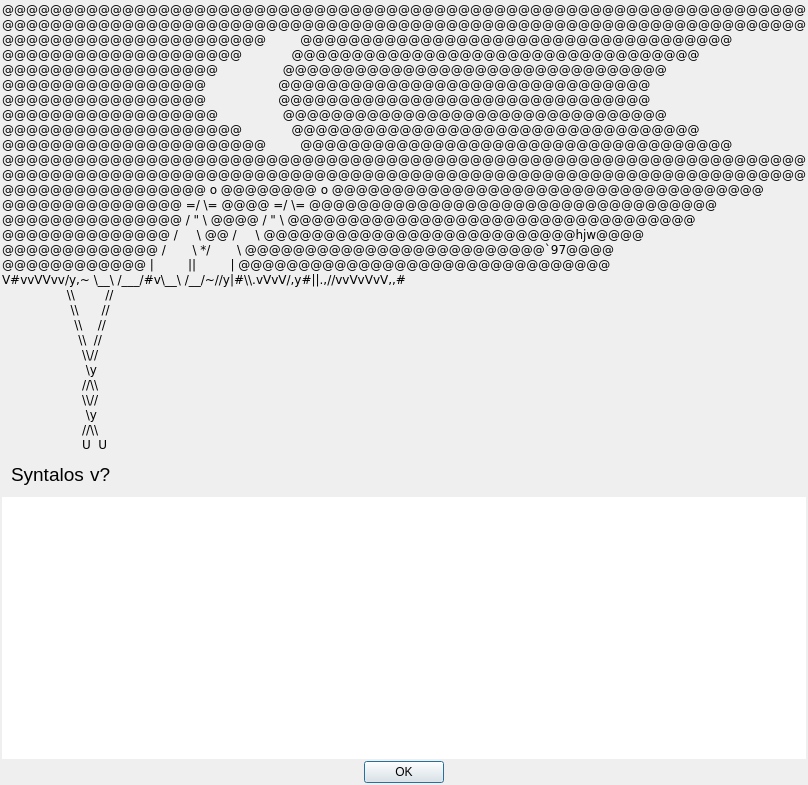
Above: src/aboutdialog.ui from syntalos/syntalos before the change. Below: the same form after it.
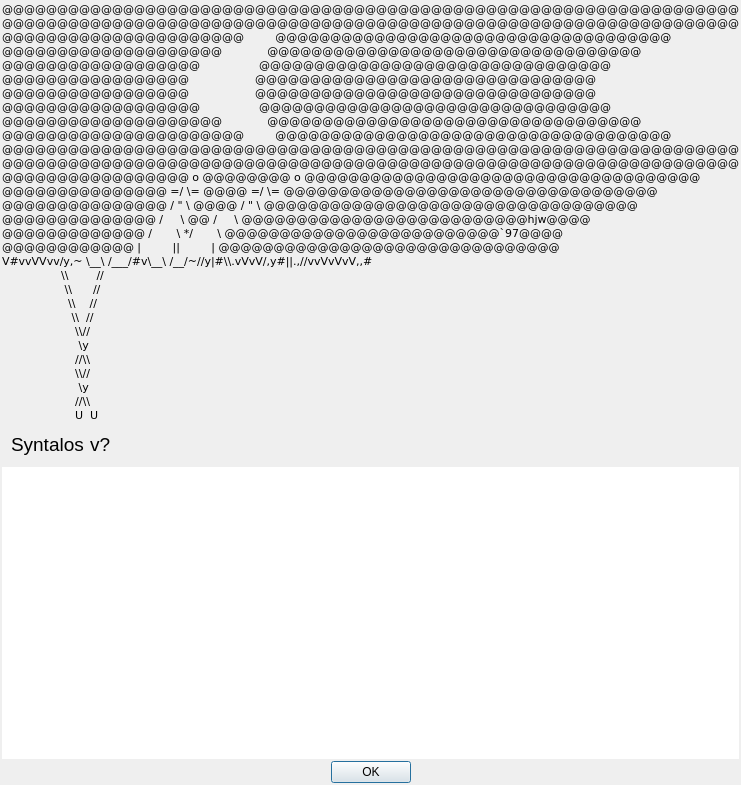
That is the form after the change.

Commit message: trivial: Mention group in credits

What changed in the file:
```diff
--- a/src/aboutdialog.ui
+++ b/src/aboutdialog.ui
@@ -74,6 +74,11 @@
           <verstretch>0</verstretch>
          </sizepolicy>
         </property>
+        <property name="font">
+         <font>
+          <pointsize>8</pointsize>
+         </font>
+        </property>
         <property name="text">
          <string>&lt;html&gt;&lt;head/&gt;&lt;body&gt;&lt;pre style=&quot; margin-top:12px; margin-bottom:0px; margin-left:0px; margin-right:0px; -qt-block-indent:0; text-indent:0px;&quot;&gt;&lt;span style=&quot; font-family:'Hack';&quot;&gt;@@@@@@@@@@@@@@@@@@@@@@@@@@@@@@@@@@@@@@@@@@@@@@@@@@@@@@@@@@@@@@@@@@@&lt;/span&gt;&lt;/pre&gt;&lt;pre style=&quot; margin-top:0px; margin-bottom:0px; margin-left:0px; margin-right:0px; -qt-block-indent:0; text-indent:0px;&quot;&gt;&lt;span style=&quot; font-family:'Hack';&quot;&gt;@@@@@@@@@@@@@@@@@@@@@@@@@@@@@@@@@@@@@@@@@@@@@@@@@@@@@@@@@@@@@@@@@@@&lt;/span&gt;&lt;/pre&gt;&lt;pre style=&quot; margin-top:0px; margin-bottom:0px; margin-left:0px; margin-right:0px; -qt-block-indent:0; text-indent:0px;&quot;&gt;&lt;span style=&quot; font-family:'Hack';&quot;&gt;@@@@@@@@@@@@@@@@@@@@@@         @@@@@@@@@@@@@@@@@@@@@@@@@@@@@@@@@@@@&lt;/span&gt;&lt;/pre&gt;&lt;pre style=&quot; margin-top:0px; margin-bottom:0px; margin-left:0px; margin-right:0px; -qt-block-indent:0; text-indent:0px;&quot;&gt;&lt;span style=&quot; font-family:'Hack';&quot;&gt;@@@@@@@@@@@@@@@@@@@@             @@@@@@@@@@@@@@@@@@@@@@@@@@@@@@@@@@&lt;/span&gt;&lt;/pre&gt;&lt;pre style=&quot; margin-top:0px; margin-bottom:0px; margin-left:0px; margin-right:0px; -qt-block-indent:0; text-indent:0px;&quot;&gt;&lt;span style=&quot; font-family:'Hack';&quot;&gt;@@@@@@@@@@@@@@@@@@                 @@@@@@@@@@@@@@@@@@@@@@@@@@@@@@@@&lt;/span&gt;&lt;/pre&gt;&lt;pre style=&quot; margin-top:0px; margin-bottom:0px; margin-left:0px; margin-right:0px; -qt-block-indent:0; text-indent:0px;&quot;&gt;&lt;span style=&quot; font-family:'Hack';&quot;&gt;@@@@@@@@@@@@@@@@@                   @@@@@@@@@@@@@@@@@@@@@@@@@@@@@@@&lt;/span&gt;&lt;/pre&gt;&lt;pre style=&quot; margin-top:0px; margin-bottom:0px; margin-left:0px; margin-right:0px; -qt-block-indent:0; text-indent:0px;&quot;&gt;&lt;span style=&quot; font-family:'Hack';&quot;&gt;@@@@@@@@@@@@@@@@@                   @@@@@@@@@@@@@@@@@@@@@@@@@@@@@@@&lt;/span&gt;&lt;/pre&gt;&lt;pre style=&quot; margin-top:0px; margin-bottom:0px; margin-left:0px; margin-right:0px; -qt-block-indent:0; text-indent:0px;&quot;&gt;&lt;span style=&quot; font-family:'Hack';&quot;&gt;@@@@@@@@@@@@@@@@@@                 @@@@@@@@@@@@@@@@@@@@@@@@@@@@@@@@&lt;/span&gt;&lt;/pre&gt;&lt;pre style=&quot; margin-top:0px; margin-bottom:0px; margin-left:0px; margin-right:0px; -qt-block-indent:0; text-indent:0px;&quot;&gt;&lt;span style=&quot; font-family:'Hack';&quot;&gt;@@@@@@@@@@@@@@@@@@@@             @@@@@@@@@@@@@@@@@@@@@@@@@@@@@@@@@@&lt;/span&gt;&lt;/pre&gt;&lt;pre style=&quot; margin-top:0px; margin-bottom:0px; margin-left:0px; margin-right:0px; -qt-block-indent:0; text-indent:0px;&quot;&gt;&lt;span style=&quot; font-family:'Hack';&quot;&gt;@@@@@@@@@@@@@@@@@@@@@@         @@@@@@@@@@@@@@@@@@@@@@@@@@@@@@@@@@@@&lt;/span&gt;&lt;/pre&gt;&lt;pre style=&quot; margin-top:0px; margin-bottom:0px; margin-left:0px; margin-right:0px; -qt-block-indent:0; text-indent:0px;&quot;&gt;&lt;span style=&quot; font-family:'Hack';&quot;&gt;@@@@@@@@@@@@@@@@@@@@@@@@@@@@@@@@@@@@@@@@@@@@@@@@@@@@@@@@@@@@@@@@@@@&lt;/span&gt;&lt;/pre&gt;&lt;pre style=&quot; margin-top:0px; margin-bottom:0px; margin-left:0px; margin-right:0px; -qt-block-indent:0; text-indent:0px;&quot;&gt;&lt;span style=&quot; font-family:'Hack';&quot;&gt;@@@@@@@@@@@@@@@@@@@@@@@@@@@@@@@@@@@@@@@@@@@@@@@@@@@@@@@@@@@@@@@@@@@&lt;/span&gt;&lt;/pre&gt;&lt;pre style=&quot; margin-top:0px; margin-bottom:0px; margin-left:0px; margin-right:0px; -qt-block-indent:0; text-indent:0px;&quot;&gt;&lt;span style=&quot; font-family:'Hack';&quot;&gt;@@@@@@@@@@@@@@@@@ o @@@@@@@@ o @@@@@@@@@@@@@@@@@@@@@@@@@@@@@@@@@@@@&lt;/span&gt;&lt;/pre&gt;&lt;pre style=&quot; margin-top:0px; margin-bottom:0px; margin-left:0px; margin-right:0px; -qt-block-indent:0; text-indent:0px;&quot;&gt;&lt;span style=&quot; font-family:'Hack';&quot;&gt;@@@@@@@@@@@@@@@ =/ \= @@@@ =/ \= @@@@@@@@@@@@@@@@@@@@@@@@@@@@@@@@@@&lt;/span&gt;&lt;/pre&gt;&lt;pre style=&quot; margin-top:0px; margin-bottom:0px; margin-left:0px; margin-right:0px; -qt-block-indent:0; text-indent:0px;&quot;&gt;&lt;span style=&quot; font-family:'Hack';&quot;&gt;@@@@@@@@@@@@@@@ / &amp;quot; \ @@@@ / &amp;quot; \ @@@@@@@@@@@@@@@@@@@@@@@@@@@@@@@@@@&lt;/span&gt;&lt;/pre&gt;&lt;pre style=&quot; margin-top:0px; margin-bottom:0px; margin-left:0px; margin-right:0px; -qt-block-indent:0; text-indent:0px;&quot;&gt;&lt;span style=&quot; font-family:'Hack';&quot;&gt;@@@@@@@@@@@@@@ /     \ @@ /     \ @@@@@@@@@@@@@@@@@@@@@@@@@@hjw@@@@&lt;/span&gt;&lt;/pre&gt;&lt;pre style=&quot; margin-top:0px; margin-bottom:0px; margin-left:0px; margin-right:0px; -qt-block-indent:0; text-indent:0px;&quot;&gt;&lt;span style=&quot; font-family:'Hack';&quot;&gt;@@@@@@@@@@@@@ /       \ */       \ @@@@@@@@@@@@@@@@@@@@@@@@@`97@@@@&lt;/span&gt;&lt;/pre&gt;&lt;pre style=&quot; margin-top:0px; margin-bottom:0px; margin-left:0px; margin-right:0px; -qt-block-indent:0; text-indent:0px;&quot;&gt;&lt;span style=&quot; font-family:'Hack';&quot;&gt;@@@@@@@@@@@@ |         ||         | @@@@@@@@@@@@@@@@@@@@@@@@@@@@@@@&lt;/span&gt;&lt;/pre&gt;&lt;pre style=&quot; margin-top:0px; margin-bottom:0px; margin-left:0px; margin-right:0px; -qt-block-indent:0; text-indent:0px;&quot;&gt;&lt;span style=&quot; font-family:'Hack';&quot;&gt;V#vvVVvv/y,~ \__\ /___/#v\__\ /__/~//y|#\\.vVvV/,y#||.,//vvVvVvV,,#&lt;/span&gt;&lt;/pre&gt;&lt;pre style=&quot; margin-top:0px; margin-bottom:0px; margin-left:0px; margin-right:0px; -qt-block-indent:0; text-indent:0px;&quot;&gt;&lt;span style=&quot; font-family:'Hack';&quot;&gt;                 \\        //&lt;/span&gt;&lt;/pre&gt;&lt;pre style=&quot; margin-top:0px; margin-bottom:0px; margin-left:0px; margin-right:0px; -qt-block-indent:0; text-indent:0px;&quot;&gt;&lt;span style=&quot; font-family:'Hack';&quot;&gt;                  \\      //&lt;/span&gt;&lt;/pre&gt;&lt;pre style=&quot; margin-top:0px; margin-bottom:0px; margin-left:0px; margin-right:0px; -qt-block-indent:0; text-indent:0px;&quot;&gt;&lt;span style=&quot; font-family:'Hack';&quot;&gt;                   \\    //&lt;/span&gt;&lt;/pre&gt;&lt;pre style=&quot; margin-top:0px; margin-bottom:0px; margin-left:0px; margin-right:0px; -qt-block-indent:0; text-indent:0px;&quot;&gt;&lt;span style=&quot; font-family:'Hack';&quot;&gt;                    \\  //&lt;/span&gt;&lt;/pre&gt;&lt;pre style=&quot; margin-top:0px; margin-bottom:0px; margin-left:0px; margin-right:0px; -qt-block-indent:0; text-indent:0px;&quot;&gt;&lt;span style=&quot; font-family:'Hack';&quot;&gt;                     \\//&lt;/span&gt;&lt;/pre&gt;&lt;pre style=&quot; margin-top:0px; margin-bottom:0px; margin-left:0px; margin-right:0px; -qt-block-indent:0; text-indent:0px;&quot;&gt;&lt;span style=&quot; font-family:'Hack';&quot;&gt;                      \y&lt;/span&gt;&lt;/pre&gt;&lt;pre style=&quot; margin-top:0px; margin-bottom:0px; margin-left:0px; margin-right:0px; -qt-block-indent:0; text-indent:0px;&quot;&gt;&lt;span style=&quot; font-family:'Hack';&quot;&gt;                     //\\&lt;/span&gt;&lt;/pre&gt;&lt;pre style=&quot; margin-top:0px; margin-bottom:0px; margin-left:0px; margin-right:0px; -qt-block-indent:0; text-indent:0px;&quot;&gt;&lt;span style=&quot; font-family:'Hack';&quot;&gt;                     \\//&lt;/span&gt;&lt;/pre&gt;&lt;pre style=&quot; margin-top:0px; margin-bottom:0px; margin-left:0px; margin-right:0px; -qt-block-indent:0; text-indent:0px;&quot;&gt;&lt;span style=&quot; font-family:'Hack';&quot;&gt;                      \y&lt;/span&gt;&lt;/pre&gt;&lt;pre style=&quot; margin-top:0px; margin-bottom:0px; margin-left:0px; margin-right:0px; -qt-block-indent:0; text-indent:0px;&quot;&gt;&lt;span style=&quot; font-family:'Hack';&quot;&gt;                     //\\&lt;/span&gt;&lt;/pre&gt;&lt;pre style=&quot; margin-top:0px; margin-bottom:12px; margin-left:0px; margin-right:0px; -qt-block-indent:0; text-indent:0px;&quot;&gt;&lt;span style=&quot; font-family:'Hack';&quot;&gt;                     U  U&lt;/span&gt;&lt;/pre&gt;&lt;/body&gt;&lt;/html&gt;</string>
         </property>
```
The commit also changes 2 other files.
